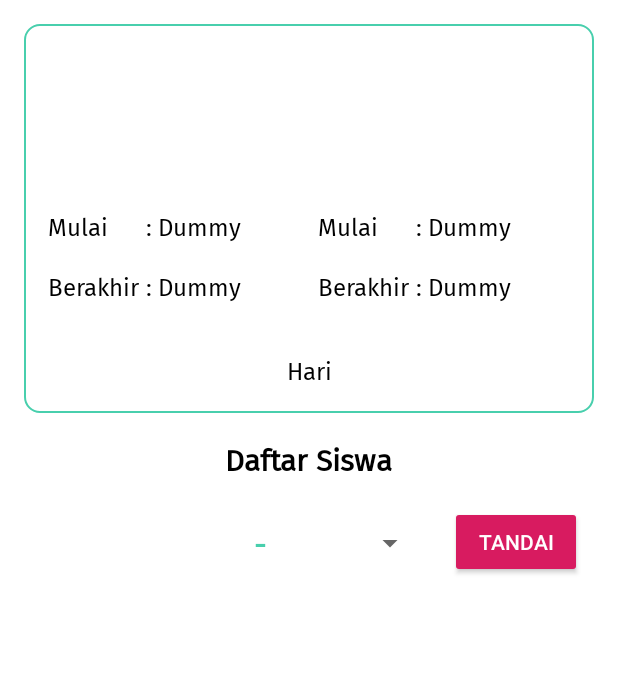
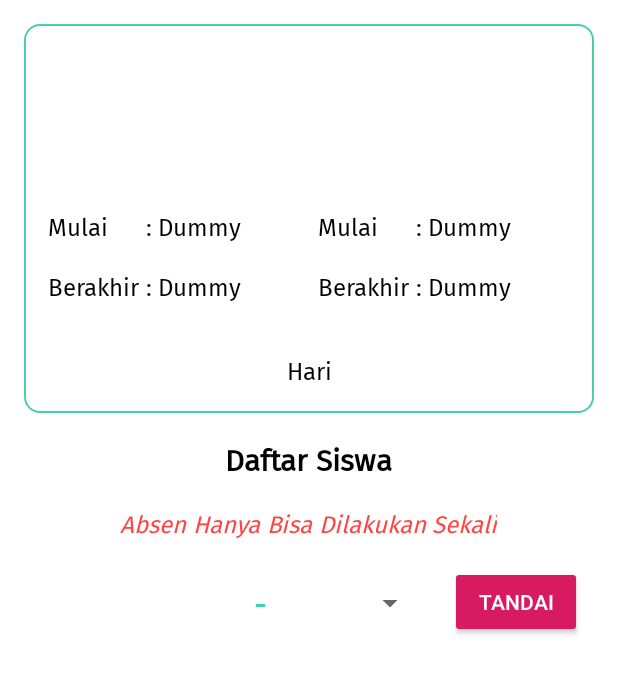
Before and after one commit to maulanarasoky/OSEN, an Android app: the ClassDetails screen opened directly, with no data from a screen before it, on a phone screen of 412 x 824 dp, the part 525-1219 px from its top. Run offline under Robolectric (Android 15) with nearby library versions, the phone set to English and light mode, and no system bars; libraries missing offline, so code that uses them is left out: cn.pedant; 16 statements that could not run were skipped.

Commit message:
Fix a Bug

```diff
--- a/app/src/main/res/layout/activity_class_details.xml
+++ b/app/src/main/res/layout/activity_class_details.xml
@@ -274,11 +274,24 @@
                 android:layout_below="@id/linear1"
                 android:textStyle="bold" />
 
+            <TextView
+                android:id="@+id/warning"
+                android:layout_below="@id/studentTitle"
+                android:layout_marginTop="@dimen/activity_vertical_margin"
+                android:layout_width="wrap_content"
+                android:layout_height="wrap_content"
+                android:layout_centerHorizontal="true"
+                android:text="Absen Hanya Bisa Dilakukan Sekali"
+                android:fontFamily="@font/firasans"
+                android:textSize="16sp"
+                android:textStyle="italic"
+                android:textColor="@android:color/holo_red_light" />
+
             <androidx.appcompat.widget.AppCompatSpinner
                 android:id="@+id/spinnerTandai"
                 android:layout_width="120dp"
                 android:layout_height="50dp"
-                android:layout_below="@id/studentTitle"
+                android:layout_below="@id/warning"
                 android:layout_marginTop="@dimen/activity_vertical_margin"
                 android:layout_toStartOf="@id/btnTandai"
                 android:layout_marginEnd="@dimen/activity_horizontal_margin" />
@@ -290,7 +303,7 @@
                 android:layout_marginTop="@dimen/activity_vertical_margin"
                 android:text="Tandai"
                 style="@style/Widget.AppCompat.Button.Colored"
-                android:layout_below="@id/studentTitle"
+                android:layout_below="@id/warning"
                 android:layout_alignParentEnd="true"
                 android:layout_marginEnd="24dp" />
 
```
Also changed, not shown: app/src/main/java/com/example/osen/activity/ClassDetails.kt (+18 -15 lines).
